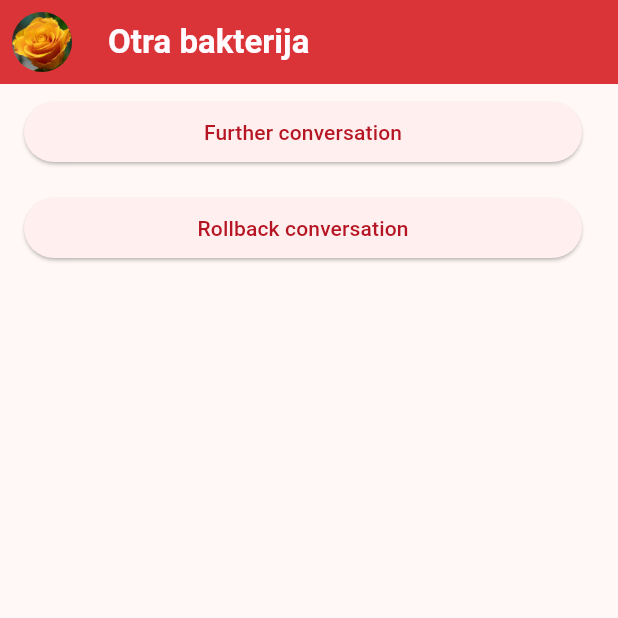
After one commit to arnis-prieditis/bakteriju_tinder, a Flutter app: the screen it shows after launch, after a tap on "Unmatch", after a tap on "Otra bakterija", on a phone screen of 412 x 824 dp, the top half of it. The commit adds this screen. Run offline on Flutter 3.47's test engine with Material 3 defaults, Android fonts, the phone set to English and light mode, and no system bars; our stand-ins replace flutter_markdown, sqflite; accounts and stored records are empty.

Commit message:
add direct messaging page (and conversation progress variable to Bakterija)

```diff
--- a/lib/database_utils.dart
+++ b/lib/database_utils.dart
@@ -45,6 +45,7 @@ class Bakterija {
   bool slimibas_apr_available;
   final List<MCQ> questions;
   final String bio;
+  int convers_progress;
 
   Bakterija({
     required this.id,
@@ -57,6 +58,7 @@ class Bakterija {
     required this.slimibas_apr_available,
     required this.questions,
     required this.bio,
+    required this.convers_progress,
   });
 
   Bakterija.empty({
@@ -70,6 +72,7 @@ class Bakterija {
     this.pics = const [],
     this.questions = const [],
     this.bio = "",
+    this.convers_progress = 0,
   });
 
   Map<String, Object?> toMap() {
@@ -82,12 +85,13 @@ class Bakterija {
       'patogen_apr_available': patogen_apr_available ? 1 : 0,
       'slimibas_apr_available': slimibas_apr_available ? 1 : 0,
       'bio': bio,
+      'convers_progress': convers_progress,
     };
   }
 
   @override
   String toString() {
-    return 'Bakterija{id: $id, name: $name, matched: $matched}';
+    return 'Bakterija{id: $id, name: $name, matched: $matched, convers_progress: $convers_progress}';
   }
 }
 
@@ -131,7 +135,8 @@ class DatabaseService {
         slimibas_apr TEXT,
         patogen_apr_available INTEGER,
         slimibas_apr_available INTEGER,
-        bio TEXT
+        bio TEXT,
+        convers_progress INTEGER
       )
     ''');
     await db.execute('''
@@ -164,6 +169,7 @@ class DatabaseService {
       slimibas_apr_available: false,
       questions: [],
       bio: "I am veri gud",
+      convers_progress: 0,
     );
     Bakterija bakt_2 = Bakterija(
       id: 2,
@@ -176,6 +182,7 @@ class DatabaseService {
       slimibas_apr_available: false,
       questions: [],
       bio: "## Hobiji\n- vairošanās\n- sudoku\n---\nLorem ipsum dolor sit amet",
+      convers_progress: 0,
     );
     await db.insert(
       _bakterijas_table_name,
@@ -240,7 +247,8 @@ class DatabaseService {
       _mcq_table_name,
       {
         'id': 103,
-        'jaut': "Tu esi beidzot sastapis/-usi viņu dzīvē! Izsaki komplimentu par to, kas viņai mugurā!",
+        'jaut':
+            "Tu esi beidzot sastapis/-usi viņu dzīvē! Izsaki komplimentu par to, kas viņai mugurā!",
         'pareiza_atb': "Tie auskari ļoti labi piestāv tavai somiņai :)",
         'nepareiza_atb': "Tev ir ļoti lielas ausis ;)",
         'bakterija': 1,
@@ -298,6 +306,27 @@ class DatabaseService {
     );
   }
 
+  Future<void> updateBaktConversProgress(int id, int convers_progress) async {
+    final db = await instance.database;
+    await db.update(
+      _bakterijas_table_name,
+      {"convers_progress": convers_progress},
+      where: "id = ?",
+      whereArgs: [id],
+    );
+  }
+
+  Future<int> getBaktConversProgress(int id) async {
+    final db = await instance.database;
+    final List<Map<String, Object?>> baktMaps = await db.query(
+      _bakterijas_table_name,
+      where: "id = ?",
+      whereArgs: [id],
+    );
+    final int convers_progress = baktMaps[0]["convers_progress"] as int;
+    return convers_progress;
+  }
+
   Future<List<Bakterija>> getAllBakterijas() async {
     print("getAllBakterijas called");
     final db = await instance.database;
@@ -314,6 +343,7 @@ class DatabaseService {
           'patogen_apr_available': patogen_apr_available as int,
           'slimibas_apr_available': slimibas_apr_available as int,
           'bio': bio as String,
+          'convers_progress': convers_progress as int,
         } in baktMaps) {
       Bakterija bakt = Bakterija(
         id: id,
@@ -326,6 +356,7 @@ class DatabaseService {
         slimibas_apr_available: slimibas_apr_available == 1 ? true : false,
         questions: [],
         bio: bio,
+        convers_progress: convers_progress,
       );
       print("Bakterija: $bakt");
       //query for corresponding pictures
@@ -338,8 +369,12 @@ class DatabaseService {
       }
       print("Pics: ${bakt.pics}");
       //query for corresponding multiple choice questions
-      final List<Map<String, Object?>> mcqMaps = await db
-          .query(_mcq_table_name, where: "bakterija = ?", whereArgs: [bakt.id]);
+      final List<Map<String, Object?>> mcqMaps = await db.query(
+        _mcq_table_name,
+        where: "bakterija = ?",
+        whereArgs: [bakt.id],
+        orderBy: "id",
+      );
       for (final {
             "id": id as int,
             "jaut": jaut as String,
--- /dev/null
+++ b/lib/dm_page.dart
@@ -0,0 +1,166 @@
+import 'package:flutter/material.dart';
+import 'database_utils.dart';
+import 'msg_box_painter.dart';
+
+class DmPage extends StatefulWidget {
+  final Bakterija bakt;
+
+  const DmPage({super.key, required this.bakt});
+
+  @override
+  State<DmPage> createState() => _DmPageState();
+}
+
+class _DmPageState extends State<DmPage> {
+  late List<MCQ> questions;
+  bool isLoading = false;
+  late int convers_progress;
+
+  @override
+  void initState() {
+    super.initState();
+    questions = widget.bakt.questions;
+    refreshConversProgress();
+  }
+
+  @override
+  void dispose() {
+    DatabaseService.instance.close();
+    super.dispose();
+  }
+
+  Future<void> refreshConversProgress() async {
+    setState(() => isLoading = true);
+    convers_progress =
+        await DatabaseService.instance.getBaktConversProgress(widget.bakt.id);
+    setState(() => isLoading = false);
+  }
+
+  @override
+  Widget build(BuildContext context) {
+    final theme = Theme.of(context);
+    final style = theme.textTheme.titleLarge!.copyWith(
+      color: theme.colorScheme.onPrimaryContainer,
+      fontWeight: FontWeight.bold,
+    );
+
+    return Scaffold(
+      appBar: AppBar(
+        backgroundColor: Theme.of(context).colorScheme.primaryContainer,
+        leading: Padding(
+          padding: const EdgeInsets.all(8.0),
+          child: CircleAvatar(
+            radius: 30.0,
+            backgroundImage: AssetImage(widget.bakt.pics[0]),
+            backgroundColor: Colors.transparent,
+          ),
+        ),
+        title: Text(
+          widget.bakt.name,
+          style: style,
+        ),
+      ),
+      body: isLoading
+          ? const Center(
+              child: CircularProgressIndicator(),
+            )
+          : ListView(
+              children: [
+                for (int i = 0;
+                    i < convers_progress && i < questions.length;
+                    i++)
+                  ListTile(
+                    title: MsgExchange(theme: theme, question: questions[i]),
+                  ),
+                ListTile(
+                  title: ElevatedButton(
+                    onPressed: () async {
+                      if (convers_progress >= questions.length) return;
+                      await DatabaseService.instance.updateBaktConversProgress(
+                          widget.bakt.id, convers_progress + 1);
+                      refreshConversProgress();
+                    },
+                    child: const Text("Further conversation"),
+                  ),
+                ),
+                ListTile(
+                  title: ElevatedButton(
+                    onPressed: () async {
+                      if (convers_progress <= 0) return;
+                      await DatabaseService.instance.updateBaktConversProgress(
+                          widget.bakt.id, convers_progress - 1);
+                      refreshConversProgress();
+                    },
+                    child: const Text("Rollback conversation"),
+                  ),
+                ),
+              ],
+            ),
+    );
+  }
+}
+
+class MsgExchange extends StatelessWidget {
+  const MsgExchange({
+    super.key,
+    required this.theme,
+    required this.question,
+  });
+
+  final ThemeData theme;
+  final MCQ question;
+
+  @override
+  Widget build(BuildContext context) {
+    return Column(
+      children: [
+        Row(
+          children: [
+            ConstrainedBox(
+              constraints: BoxConstraints(maxWidth: MediaQuery.of(context).size.width * 2 / 3),
+              child: CustomPaint(
+                painter: MsgBoxPainter(
+                  outgoing: false,
+                  filled: true,
+                  color: theme.colorScheme.secondaryContainer,
+                ),
+                child: Padding(
+                  padding: const EdgeInsets.all(8.0),
+                  child: Text(
+                    question.jaut,
+                    textAlign: TextAlign.left,
+                  ),
+                ),
+              ),
+            ),
+            const Spacer(),
+          ],
+        ),
+        const SizedBox(height: 20.0),
+        Row(
+          children: [
+            const Spacer(),
+            ConstrainedBox(
+              constraints: BoxConstraints(maxWidth: MediaQuery.of(context).size.width * 2 / 3),
+              child: CustomPaint(
+                painter: MsgBoxPainter(
+                  outgoing: true,
+                  filled: true,
+                  color: theme.colorScheme.primaryContainer,
+                ),
+                child: Padding(
+                  padding: const EdgeInsets.all(8.0),
+                  child: Text(
+                    question.pareiza_atb,
+                    textAlign: TextAlign.right,
+                  ),
+                ),
+              ),
+            ),
+          ],
+        ),
+        const SizedBox(height: 20.0),
+      ],
+    );
+  }
+}
--- a/lib/home_page.dart
+++ b/lib/home_page.dart
@@ -1,6 +1,7 @@
 import 'package:flutter/material.dart';
 import 'database_utils.dart';
 import 'match_finder_page.dart';
+import 'dm_page.dart';
 
 class HomePage extends StatefulWidget {
   const HomePage({super.key});
@@ -55,7 +56,8 @@ class _HomePageState extends State<HomePage> {
               Navigator.push(
                 context,
                 MaterialPageRoute(
-                    builder: (context) => const MatchFinderPage()),
+                  builder: (context) => const MatchFinderPage(),
+                ),
               ).then((_) => refreshMatchedList());
             },
             child: const Text("Find a Match!"),
@@ -81,7 +83,17 @@ class _HomePageState extends State<HomePage> {
                               backgroundImage: AssetImage(bakt.pics[0]),
                               backgroundColor: Colors.transparent,
                             ),
-                            title: Text(bakt.name),
+                            title: GestureDetector(
+                              onTap: () {
+                                Navigator.push(
+                                  context,
+                                  MaterialPageRoute(
+                                    builder: (context) => DmPage(bakt: bakt),
+                                  ),
+                                ).then((_) => refreshMatchedList());
+                              },
+                              child: Text(bakt.name),
+                            ),
                             trailing: ElevatedButton(
                               onPressed: () {
                                 DatabaseService.instance
--- a/lib/match_finder_page.dart
+++ b/lib/match_finder_page.dart
@@ -116,8 +116,8 @@ class _MatchFinderPageState extends State<MatchFinderPage> {
                   mainAxisAlignment: MainAxisAlignment.spaceAround,
                   children: [
                     ElevatedButton.icon(
-                      onPressed: () {
-                        DatabaseService.instance.updateBaktMatched(curr_pot_match!.id, true);
+                      onPressed: () async {
+                        await DatabaseService.instance.updateBaktMatched(curr_pot_match!.id, true);
                         refreshNotMatchedList();
                       },
                       label: const Icon(Icons.favorite_border),
```
